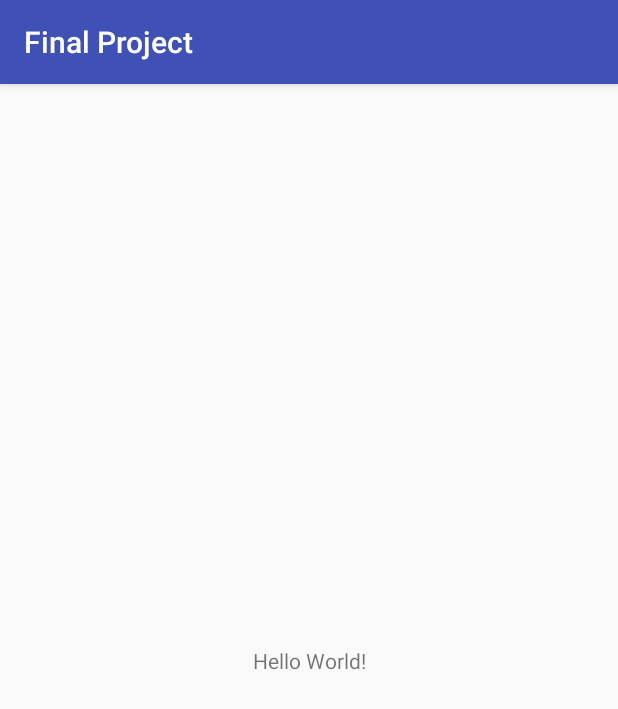
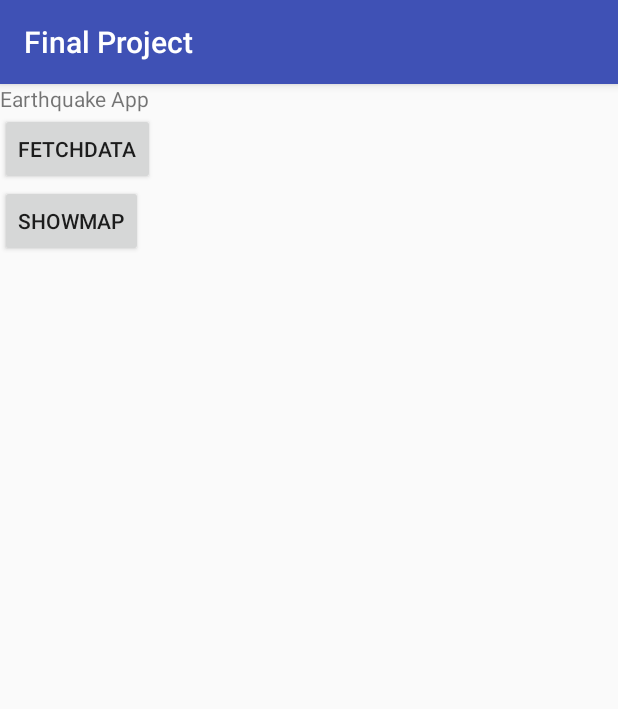
Before and after one commit to vanisletechguy/earthquakeAppAndroid, an Android app: the screen it shows after launch (MainActivity), on a phone screen of 412 x 824 dp. Shown: the top 709 px of the screen. Run offline under Robolectric (Android 15) with nearby library versions, the phone set to English and light mode, and no system bars.

Commit message:
rework init

```diff
--- a/app/build.gradle
+++ b/app/build.gradle
@@ -16,6 +16,9 @@ android {
             minifyEnabled false
             proguardFiles getDefaultProguardFile('proguard-android.txt'), 'proguard-rules.pro'
         }
+        debug{
+            debuggable  true
+        }
     }
 }
 
--- a/app/src/main/AndroidManifest.xml
+++ b/app/src/main/AndroidManifest.xml
@@ -1,7 +1,6 @@
 <?xml version="1.0" encoding="utf-8"?>
 <manifest xmlns:android="http://schemas.android.com/apk/res/android"
           package="com.mikeaubie.finalproject">
-
     <application
         android:allowBackup="true"
         android:icon="@mipmap/ic_launcher"
@@ -15,7 +14,9 @@
 
                 <category android:name="android.intent.category.LAUNCHER"/>
             </intent-filter>
+
         </activity>
+
     </application>
 
 </manifest>
--- a/app/src/main/res/layout/activity_main.xml
+++ b/app/src/main/res/layout/activity_main.xml
@@ -1,19 +1,33 @@
 <?xml version="1.0" encoding="utf-8"?>
-<android.support.constraint.ConstraintLayout
+<LinearLayout
     xmlns:android="http://schemas.android.com/apk/res/android"
     xmlns:app="http://schemas.android.com/apk/res-auto"
     xmlns:tools="http://schemas.android.com/tools"
     android:layout_width="match_parent"
     android:layout_height="match_parent"
+    android:orientation="vertical"
     tools:context="com.mikeaubie.finalproject.MainActivity">
 
     <TextView
         android:layout_width="wrap_content"
         android:layout_height="wrap_content"
-        android:text="Hello World!"
+        android:text="Earthquake App"
         app:layout_constraintBottom_toBottomOf="parent"
         app:layout_constraintLeft_toLeftOf="parent"
         app:layout_constraintRight_toRightOf="parent"
         app:layout_constraintTop_toTopOf="parent"/>
 
-</android.support.constraint.ConstraintLayout>
+    <Button
+        android:id="@+id/fetchData"
+        android:layout_width="wrap_content"
+        android:layout_height="wrap_content"
+        android:text="FetchData"
+    />
+    <Button
+        android:id="@+id/showMap"
+        android:layout_width="wrap_content"
+        android:layout_height="wrap_content"
+        android:text="ShowMap"
+        />
+
+</LinearLayout>
```
Also changed, not shown: app/src/main/java/com/mikeaubie/finalproject/MainActivity.java (+14 -0 lines).
